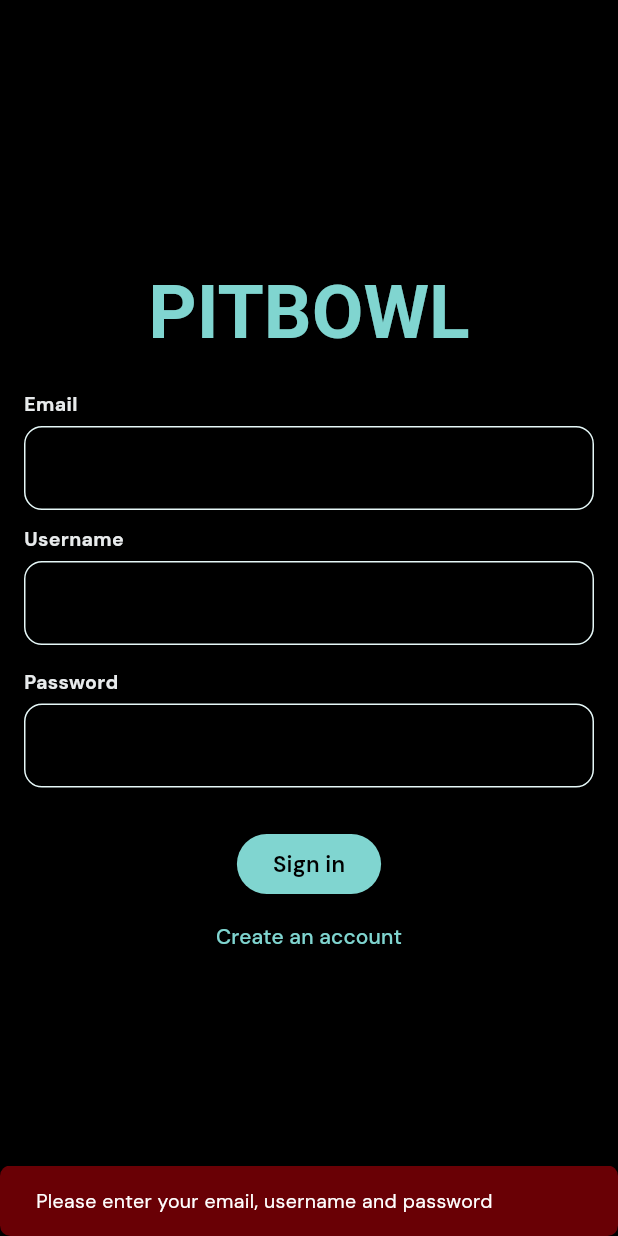
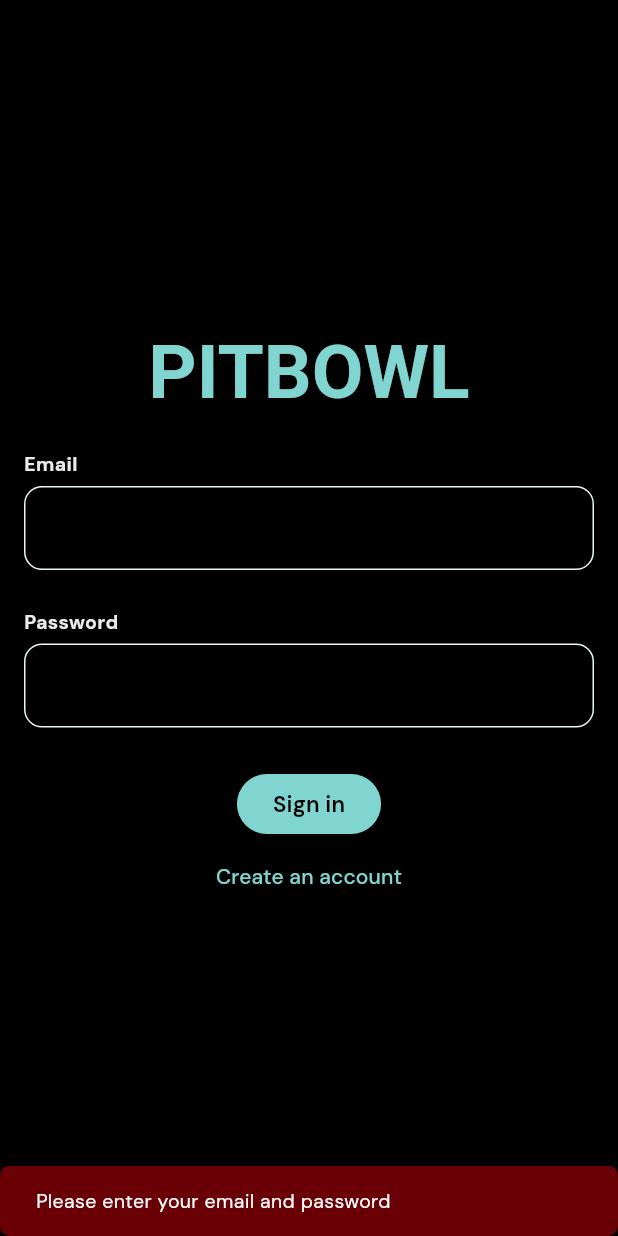
Before and after one commit to Reasondro/pitbowl, a Flutter app: the screen it shows after launch, after a tap on "Sign in", on a phone screen of 412 x 824 dp. Run offline on Flutter 3.47's test engine with Material 3 defaults, Android fonts, the phone set to English and light mode, and no system bars; our stand-ins replace cloud_firestore, firebase_auth, firebase_core, firebase_storage, flutter_riverpod, google_fonts and 3 more; accounts and stored records are empty.

Commit message:
minor auth changes (remove username from sign in)

```diff
--- a/lib/screens/auth_screen.dart
+++ b/lib/screens/auth_screen.dart
@@ -37,12 +37,40 @@
     final username = _usernameController.text.trim();
     final password = _passwordController.text.trim();
 
-    if (email.isEmpty || _usernameController.text.isEmpty || password.isEmpty) {
+    if (!_isSignIn &&
+        (email.isEmpty ||
+            _usernameController.text.isEmpty ||
+            password.isEmpty)) {
       ScaffoldMessenger.of(context).clearSnackBars();
       ScaffoldMessenger.of(context).showSnackBar(
         SnackBar(
           content: const Text(
             'Please enter your email, username and password',
+            style: TextStyle(
+              color: Colors.white,
+              // fontWeight: FontWeight.normal,
+              fontSize: 13,
+            ),
+            textAlign: TextAlign.left,
+          ),
+          backgroundColor: Theme.of(context).colorScheme.onError,
+          dismissDirection: DismissDirection.horizontal,
+          shape: const RoundedRectangleBorder(
+            borderRadius: BorderRadius.all(
+              Radius.circular(7),
+            ),
+          ),
+        ),
+      );
+      return;
+    }
+
+    if (_isSignIn && (email.isEmpty || password.isEmpty)) {
+      ScaffoldMessenger.of(context).clearSnackBars();
+      ScaffoldMessenger.of(context).showSnackBar(
+        SnackBar(
+          content: const Text(
+            'Please enter your email and password',
             style: TextStyle(
               color: Colors.white,
               // fontWeight: FontWeight.normal,
@@ -197,16 +225,19 @@
                 child: Column(
                   crossAxisAlignment: CrossAxisAlignment.start,
                   children: [
-                    Text(
-                      _isSignIn ? "Username" : "Your username",
-                      style: const TextStyle(
+                    if (!_isSignIn)
+                      const Text(
+                        "Your username",
+                        style: TextStyle(
                             color: Color.fromARGB(255, 232, 235, 236),
                             fontSize: 13,
                             fontWeight: FontWeight.bold),
                       ),
+                    if (!_isSignIn)
                       const SizedBox(
                         height: 5,
                       ),
+                    if (!_isSignIn)
                       TextField(
                         controller: _usernameController,
                         decoration: InputDecoration(
```
Lines whose indentation alone changed are shown as unchanged.
